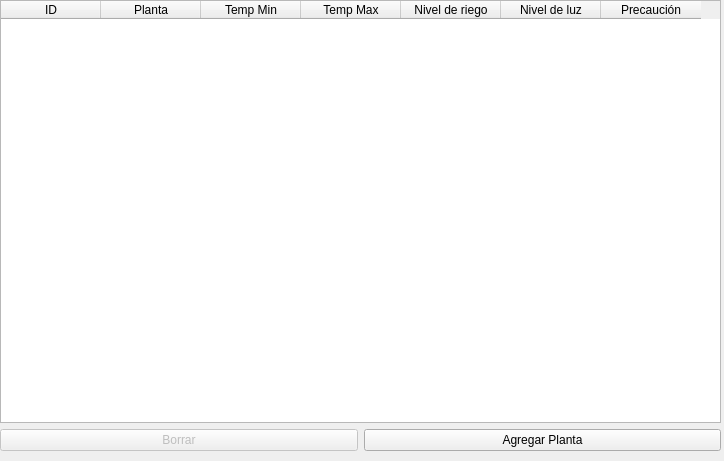
First picture: the form in Invernadero/Fuentes/PC/prueba_DB-Plantas/tabla.ui, repository LauraMont/TPO-Invernadero, before the edit.
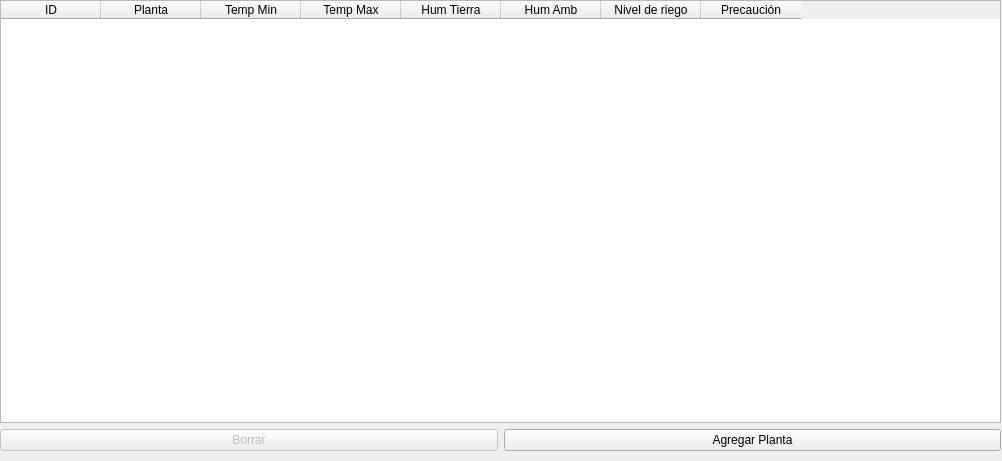
Second picture: the form after the edit.

Patch:
```diff
--- a/Invernadero/Fuentes/PC/prueba_DB-Plantas/tabla.ui
+++ b/Invernadero/Fuentes/PC/prueba_DB-Plantas/tabla.ui
@@ -6,7 +6,7 @@
    <rect>
     <x>0</x>
     <y>0</y>
-    <width>724</width>
+    <width>1002</width>
     <height>461</height>
    </rect>
   </property>
@@ -18,7 +18,7 @@
     <rect>
      <x>0</x>
      <y>0</y>
-     <width>721</width>
+     <width>1001</width>
      <height>451</height>
     </rect>
    </property>
@@ -57,16 +57,21 @@
         <string>Temp Max</string>
        </property>
       </column>
+      <column>
+       <property name="text">
+        <string>Hum Tierra</string>
+       </property>
+      </column>
+      <column>
+       <property name="text">
+        <string>Hum Amb</string>
+       </property>
+      </column>
       <column>
        <property name="text">
         <string>Nivel de riego</string>
        </property>
       </column>
-      <column>
-       <property name="text">
-        <string>Nivel de luz</string>
-       </property>
-      </column>
       <column>
        <property name="text">
         <string>Precaución</string>
```
Left out of the diff: 2 changed lines with no effect on the pictures.
